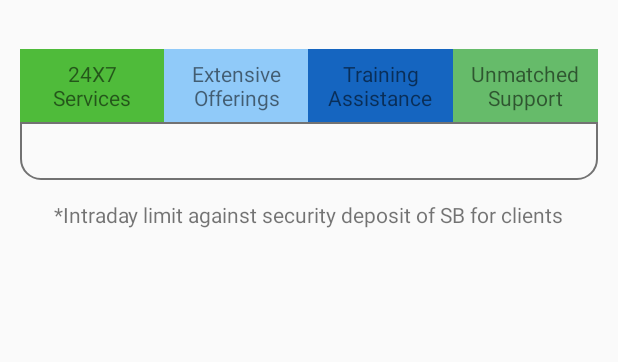
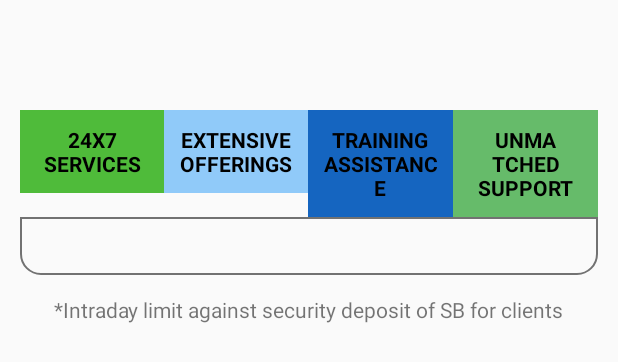
Before and after one commit to vaibhav1601/digiTabB2c, an Android app: the layout fragment_we_got_your_back.xml on its own in the app's theme, with its tools: preview values and no code run, on a phone screen of 412 x 824 dp. Shown: the top 362 px of the screen. Run offline under Robolectric (Android 15) with nearby library versions, the phone set to English and light mode, and no system bars; Roboto replaces fonts that are not available here.

Commit message:
We have got your back slide UI updated

```diff
--- a/app/src/main/java/z_aksys/solutions/digiappequitybb/Activity/MainActivity.java
+++ b/app/src/main/java/z_aksys/solutions/digiappequitybb/Activity/MainActivity.java
@@ -222,6 +222,7 @@ public class MainActivity extends AppCompatActivity
 
         if (!ObjectUtils.isEmpty(exchangeData)) {
 
+            try {
                 tv_Usder.setText(exchangeData.get(0).getSymbol());
                 usdrValue.setText(exchangeData.get(0).getCurrValue());
                 tv_sunsex.setText(exchangeData.get(1).getSymbol());
@@ -230,6 +231,9 @@ public class MainActivity extends AppCompatActivity
                 niftyValue.setText(exchangeData.get(2).getCurrValue());
                 tv_gold.setText(exchangeData.get(3).getSymbol());
                 goldValue.setText(exchangeData.get(3).getCurrValue());
+            }catch (Exception e){
+
+            }
 
         }
     }
--- a/app/src/main/java/z_aksys/solutions/digiappequitybb/Activity/PitchActivity.java
+++ b/app/src/main/java/z_aksys/solutions/digiappequitybb/Activity/PitchActivity.java
@@ -4,6 +4,8 @@ import android.app.Dialog;
 import android.app.ProgressDialog;
 import android.content.Context;
 import android.content.pm.ActivityInfo;
+import android.graphics.Color;
+import android.graphics.drawable.ColorDrawable;
 import android.os.AsyncTask;
 import android.os.Bundle;
 import android.support.annotation.Nullable;
@@ -262,6 +264,7 @@ public class PitchActivity extends AppCompatActivity implements View.OnClickList
     private void showExitDialog() {
 
         final Dialog alert = new Dialog(this);
+        alert.getWindow().setBackgroundDrawable(new ColorDrawable(Color.TRANSPARENT));
         LayoutInflater inflater = (LayoutInflater) this.getSystemService(Context.LAYOUT_INFLATER_SERVICE);
         View alertDlgView = inflater.inflate(R.layout.dialog_pitch_exit, null);
 
--- /dev/null
+++ b/app/src/main/res/drawable/navigation_dot.xml
@@ -0,0 +1,12 @@
+<?xml version="1.0" encoding="utf-8"?>
+
+<shape xmlns:android="http://schemas.android.com/apk/res/android"
+    android:shape="rectangle">
+
+    <stroke
+        android:width="2dp"
+        android:color="@color/blue_grey_100" />
+    <corners android:radius="15dp"></corners>
+    <solid android:color="@color/blue_200" />
+
+</shape>
--- /dev/null
+++ b/app/src/main/res/drawable/navigation_dot_selected.xml
@@ -0,0 +1,12 @@
+<?xml version="1.0" encoding="utf-8"?>
+
+<shape xmlns:android="http://schemas.android.com/apk/res/android"
+    android:shape="rectangle">
+
+    <stroke
+        android:width="2dp"
+        android:color="@color/blue_grey_100" />
+    <corners android:radius="15dp"></corners>
+    <solid android:color="@color/blue_800" />
+
+</shape>
--- a/app/src/main/res/layout/activity_pitch.xml
+++ b/app/src/main/res/layout/activity_pitch.xml
@@ -28,11 +28,11 @@
         android:layout_width="match_parent"
         android:layout_height="wrap_content"
         android:gravity="center"
-        android:text="Title"
+        android:layout_marginTop="10dp"
         android:textAllCaps="true"
         android:textColor="@color/black"
         style="@style/custom_font_montserrat_black"
-        android:textSize="30sp"
+        android:textSize="26sp"
         android:textStyle="bold" />
 
     <!-- Calculator -->
--- a/app/src/main/res/layout/fragment_we_got_your_back.xml
+++ b/app/src/main/res/layout/fragment_we_got_your_back.xml
@@ -9,7 +9,7 @@
     <LinearLayout
         android:layout_width="match_parent"
         android:layout_height="wrap_content"
-        android:layout_marginTop="@dimen/_15sdp"
+        android:layout_marginTop="60dp"
         >
 
         <TextView
@@ -18,9 +18,8 @@
             android:layout_height="wrap_content"
             android:layout_weight="1"
             android:background="@color/nav_green_color"
-            android:gravity="center"
-            android:padding="@dimen/_5sdp"
-            android:text="24X7 Services" />
+            style="@style/we_have_got_your_back_tab"
+            android:text="24X7 SERVICES" />
 
         <TextView
             android:id="@+id/tb_extensive_offerings"
@@ -28,9 +27,8 @@
             android:layout_height="wrap_content"
             android:layout_weight="1"
             android:background="@color/blue_200"
-            android:gravity="center"
-            android:padding="@dimen/_5sdp"
-            android:text="Extensive Offerings" />
+            style="@style/we_have_got_your_back_tab"
+            android:text="EXTENSIVE OFFERINGS" />
 
         <TextView
             android:id="@+id/tb_training_assistance"
@@ -38,9 +36,8 @@
             android:layout_height="wrap_content"
             android:layout_weight="1"
             android:background="@color/blue_800"
-            android:gravity="center"
-            android:padding="@dimen/_5sdp"
-            android:text="Training Assistance" />
+            style="@style/we_have_got_your_back_tab"
+            android:text="TRAINING ASSISTANCE" />
 
         <TextView
             android:id="@+id/tb_unmatched_support"
@@ -48,9 +45,8 @@
             android:layout_height="wrap_content"
             android:layout_weight="1"
             android:background="@color/green_400"
-            android:gravity="center"
-            android:padding="@dimen/_5sdp"
-            android:text="Unmatched Support" />
+            style="@style/we_have_got_your_back_tab"
+            android:text="UNMATCHED SUPPORT" />
 
     </LinearLayout>
 
@@ -58,36 +54,39 @@
         android:background="@drawable/we_got_your_back_content_rouded_borders"
         android:layout_width="match_parent"
         android:padding="@dimen/_15sdp"
+        android:gravity="center"
         android:layout_height="wrap_content"
         >
 
         <android.support.v7.widget.RecyclerView
             android:id="@+id/rv_feature_list"
-            android:layout_width="match_parent"
+            android:layout_centerHorizontal="true"
+            android:layout_width="wrap_content"
             android:layout_height="wrap_content"
             />
 
         <LinearLayout
             android:visibility="gone"
-
+            android:layout_centerHorizontal="true"
             android:layout_below="@id/rv_feature_list"
-            android:layout_marginTop="@dimen/_2sdp"
+            android:layout_marginTop="20dp"
             android:id="@+id/navigation_panel"
             android:layout_width="wrap_content"
             android:layout_height="wrap_content"
             android:orientation="horizontal">
 
             <View
+                android:background="@drawable/navigation_dot_selected"
                 android:id="@+id/nav_dot1"
-                android:layout_width="3dp"
-                android:layout_height="3dp"
-                android:layout_margin="1dp" />
+                android:layout_width="25dp"
+                android:layout_height="25dp"
+                android:layout_marginRight="10dp" />
 
             <View
+                android:background="@drawable/navigation_dot"
                 android:id="@+id/nav_dot2"
-                android:layout_width="3dp"
-                android:layout_height="3dp"
-                android:layout_margin="1dp" />
+                android:layout_width="25dp"
+                android:layout_height="25dp" />
 
         </LinearLayout>
     </RelativeLayout>
--- a/app/src/main/res/layout/template_we_have_got_your_back_feature.xml
+++ b/app/src/main/res/layout/template_we_have_got_your_back_feature.xml
@@ -1,6 +1,7 @@
 <?xml version="1.0" encoding="utf-8"?>
 <LinearLayout xmlns:android="http://schemas.android.com/apk/res/android"
-    android:layout_width="match_parent"
+    android:layout_width="210dp"
+    android:layout_gravity="center"
     android:gravity="center"
     android:orientation="vertical"
     android:layout_height="wrap_content">
--- a/app/src/main/res/values/styles.xml
+++ b/app/src/main/res/values/styles.xml
@@ -86,5 +86,14 @@
         <item name="android:windowExitAnimation">@anim/left_slide_out</item>
     </style>
 
+    <style name="we_have_got_your_back_tab">
+        <item name="android:gravity">center</item>
+        <item name="android:padding">10dp</item>
+        <item name="android:textColor">@color/black</item>
+        <item name="android:textStyle">bold</item>
+    </style>
 
+    <style name="navigation_dots">
+        <item name="android:padding">10dp</item>
+    </style>
 </resources>
```
Also changed, not shown: app/src/main/java/z_aksys/solutions/digiappequitybb/Fragment/WeGotYourBackFragment.java (+10 -5 lines), app/src/main/res/layout/dialog_pitch_exit.xml (+8 -8 lines). Lines whose indentation alone changed are shown as unchanged.
